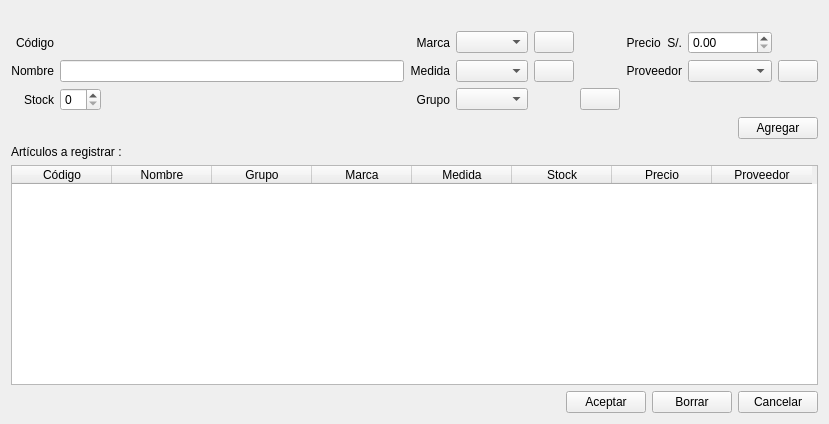
Above: ManagerM/ui_new_articulo.ui from janfranco27/TheProyect before the change. Below: the same form after it.
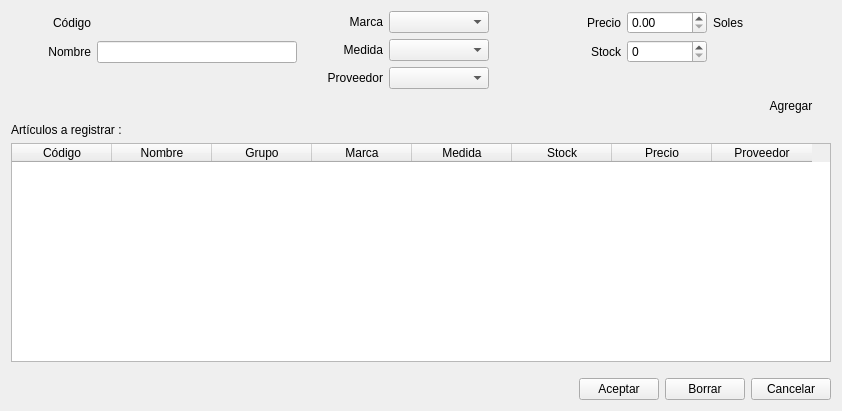
That is the form after the change. Icons and pictures are not drawn.

What changed in the file:
```diff
--- a/ManagerM/ui_new_articulo.ui
+++ b/ManagerM/ui_new_articulo.ui
@@ -9,10 +9,15 @@
    <rect>
     <x>0</x>
     <y>0</y>
-    <width>829</width>
-    <height>424</height>
+    <width>842</width>
+    <height>411</height>
    </rect>
   </property>
+  <property name="font">
+   <font>
+    <family>Segoe UI</family>
+   </font>
+  </property>
   <property name="windowTitle">
    <string>Nuevo Artículo</string>
   </property>
@@ -20,28 +25,36 @@
    <iconset resource="Icons.qrc">
     <normaloff>:/Iconos/Iconos/Tune-Up_Utilities.png</normaloff>:/Iconos/Iconos/Tune-Up_Utilities.png</iconset>
   </property>
-  <layout class="QGridLayout" name="gridLayout_2">
+  <layout class="QGridLayout" name="gridLayout_9">
    <item row="0" column="0">
-    <layout class="QHBoxLayout" name="horizontalLayout">
-     <item>
-      <spacer name="horizontalSpacer">
+    <layout class="QGridLayout" name="gridLayout_8">
+     <item row="0" column="0">
+      <layout class="QGridLayout" name="gridLayout_7">
+       <item row="0" column="0">
+        <widget class="QSplitter" name="splitter">
        <property name="orientation">
         <enum>Qt::Horizontal</enum>
        </property>
-       <property name="sizeHint" stdset="0">
-        <size>
-         <width>40</width>
-         <height>20</height>
-        </size>
-       </property>
-      </spacer>
-     </item>
-    </layout>
-   </item>
-   <item row="1" column="0">
-    <layout class="QGridLayout" name="gridLayout">
+         <widget class="QWidget" name="">
+          <layout class="QGridLayout" name="gridLayout_6">
+           <item row="0" column="0">
+            <layout class="QGridLayout" name="gridLayout_5">
+             <item row="0" column="0">
+              <layout class="QGridLayout" name="gridLayout_3">
      <item row="0" column="0">
       <widget class="QLabel" name="l_codigo_2">
+                 <property name="minimumSize">
+                  <size>
+                   <width>80</width>
+                   <height>0</height>
+                  </size>
+                 </property>
+                 <property name="maximumSize">
+                  <size>
+                   <width>80</width>
+                   <height>16777215</height>
+                  </size>
+                 </property>
        <property name="text">
         <string>Código</string>
        </property>
@@ -50,38 +63,45 @@
        </property>
       </widget>
      </item>
-     <item row="0" column="1" colspan="3">
+               <item row="0" column="1">
       <widget class="QLabel" name="l_codigoop">
+                 <property name="sizePolicy">
+                  <sizepolicy hsizetype="Fixed" vsizetype="Preferred">
+                   <horstretch>0</horstretch>
+                   <verstretch>0</verstretch>
+                  </sizepolicy>
+                 </property>
+                 <property name="minimumSize">
+                  <size>
+                   <width>200</width>
+                   <height>24</height>
+                  </size>
+                 </property>
+                 <property name="maximumSize">
+                  <size>
+                   <width>200</width>
+                   <height>16777215</height>
+                  </size>
+                 </property>
        <property name="text">
         <string/>
        </property>
       </widget>
      </item>
-     <item row="0" column="4">
-      <widget class="QLabel" name="l_marca_2">
-       <property name="text">
-        <string>Marca</string>
-       </property>
-       <property name="alignment">
-        <set>Qt::AlignRight|Qt::AlignTrailing|Qt::AlignVCenter</set>
-       </property>
-      </widget>
-     </item>
-     <item row="0" column="5">
-      <widget class="QComboBox" name="cb_marca"/>
-     </item>
-     <item row="0" column="9">
-      <widget class="QLabel" name="l_precio_2">
-       <property name="text">
-        <string>Precio  S/.</string>
-       </property>
-       <property name="alignment">
-        <set>Qt::AlignRight|Qt::AlignTrailing|Qt::AlignVCenter</set>
-       </property>
-      </widget>
-     </item>
      <item row="1" column="0">
       <widget class="QLabel" name="l_nombre_2">
+                 <property name="minimumSize">
+                  <size>
+                   <width>80</width>
+                   <height>0</height>
+                  </size>
+                 </property>
+                 <property name="maximumSize">
+                  <size>
+                   <width>80</width>
+                   <height>16777215</height>
+                  </size>
+                 </property>
        <property name="text">
         <string>Nombre</string>
        </property>
@@ -90,11 +110,98 @@
        </property>
       </widget>
      </item>
-     <item row="1" column="1" colspan="3">
-      <widget class="QLineEdit" name="le_nombre_2"/>
-     </item>
-     <item row="1" column="4">
+               <item row="1" column="1">
+                <widget class="QLineEdit" name="le_nombre_2">
+                 <property name="sizePolicy">
+                  <sizepolicy hsizetype="Fixed" vsizetype="Fixed">
+                   <horstretch>0</horstretch>
+                   <verstretch>0</verstretch>
+                  </sizepolicy>
+                 </property>
+                 <property name="minimumSize">
+                  <size>
+                   <width>200</width>
+                   <height>0</height>
+                  </size>
+                 </property>
+                 <property name="maximumSize">
+                  <size>
+                   <width>200</width>
+                   <height>16777215</height>
+                  </size>
+                 </property>
+                </widget>
+               </item>
+              </layout>
+             </item>
+             <item row="0" column="1" rowspan="2">
+              <layout class="QGridLayout" name="gridLayout">
+               <item row="0" column="0">
+                <widget class="QLabel" name="l_marca_2">
+                 <property name="minimumSize">
+                  <size>
+                   <width>80</width>
+                   <height>0</height>
+                  </size>
+                 </property>
+                 <property name="maximumSize">
+                  <size>
+                   <width>80</width>
+                   <height>16777215</height>
+                  </size>
+                 </property>
+                 <property name="text">
+                  <string>Marca</string>
+                 </property>
+                 <property name="alignment">
+                  <set>Qt::AlignRight|Qt::AlignTrailing|Qt::AlignVCenter</set>
+                 </property>
+                </widget>
+               </item>
+               <item row="0" column="1">
+                <widget class="QComboBox" name="cb_marca">
+                 <property name="minimumSize">
+                  <size>
+                   <width>100</width>
+                   <height>0</height>
+                  </size>
+                 </property>
+                 <property name="maximumSize">
+                  <size>
+                   <width>100</width>
+                   <height>16777215</height>
+                  </size>
+                 </property>
+                </widget>
+               </item>
+               <item row="0" column="2">
+                <widget class="QPushButton" name="btn_add_marca">
+                 <property name="text">
+                  <string/>
+                 </property>
+                 <property name="icon">
+                  <iconset resource="Icons.qrc">
+                   <normaloff>:/Iconos/Iconos/sq_plus.png</normaloff>:/Iconos/Iconos/sq_plus.png</iconset>
+                 </property>
+                 <property name="flat">
+                  <bool>true</bool>
+                 </property>
+                </widget>
+               </item>
+               <item row="1" column="0">
       <widget class="QLabel" name="l_medida_2">
+                 <property name="minimumSize">
+                  <size>
+                   <width>80</width>
+                   <height>0</height>
+                  </size>
+                 </property>
+                 <property name="maximumSize">
+                  <size>
+                   <width>80</width>
+                   <height>16777215</height>
+                  </size>
+                 </property>
        <property name="text">
         <string>Medida</string>
        </property>
@@ -103,11 +210,50 @@
        </property>
       </widget>
      </item>
-     <item row="1" column="5">
-      <widget class="QComboBox" name="cb_medida"/>
-     </item>
-     <item row="1" column="9">
+               <item row="1" column="1">
+                <widget class="QComboBox" name="cb_medida">
+                 <property name="minimumSize">
+                  <size>
+                   <width>100</width>
+                   <height>0</height>
+                  </size>
+                 </property>
+                 <property name="maximumSize">
+                  <size>
+                   <width>100</width>
+                   <height>16777215</height>
+                  </size>
+                 </property>
+                </widget>
+               </item>
+               <item row="1" column="2">
+                <widget class="QPushButton" name="btn_add_medida">
+                 <property name="text">
+                  <string/>
+                 </property>
+                 <property name="icon">
+                  <iconset resource="Icons.qrc">
+                   <normaloff>:/Iconos/Iconos/sq_plus.png</normaloff>:/Iconos/Iconos/sq_plus.png</iconset>
+                 </property>
+                 <property name="flat">
+                  <bool>true</bool>
+                 </property>
+                </widget>
+               </item>
+               <item row="2" column="0">
       <widget class="QLabel" name="label_2">
+                 <property name="minimumSize">
+                  <size>
+                   <width>80</width>
+                   <height>0</height>
+                  </size>
+                 </property>
+                 <property name="maximumSize">
+                  <size>
+                   <width>80</width>
+                   <height>16777215</height>
+                  </size>
+                 </property>
        <property name="text">
         <string>Proveedor</string>
        </property>
@@ -116,98 +262,174 @@
        </property>
       </widget>
      </item>
-     <item row="1" column="10">
-      <widget class="QComboBox" name="cb_proveedor"/>
-     </item>
-     <item row="1" column="11">
-      <widget class="QPushButton" name="btn_add_proveedor">
-       <property name="text">
-        <string/>
-       </property>
-       <property name="icon">
-        <iconset resource="Icons.qrc">
-         <normaloff>:/Iconos/Iconos/sq_plus.png</normaloff>:/Iconos/Iconos/sq_plus.png</iconset>
-       </property>
-      </widget>
-     </item>
-     <item row="2" column="2">
-      <spacer name="horizontalSpacer_5">
-       <property name="orientation">
-        <enum>Qt::Horizontal</enum>
-       </property>
-       <property name="sizeHint" stdset="0">
-        <size>
-         <width>40</width>
-         <height>20</height>
-        </size>
-       </property>
-      </spacer>
-     </item>
-     <item row="2" column="0">
-      <widget class="QLabel" name="l_stock_2">
-       <property name="text">
-        <string>Stock</string>
-       </property>
-       <property name="alignment">
-        <set>Qt::AlignRight|Qt::AlignTrailing|Qt::AlignVCenter</set>
-       </property>
-      </widget>
-     </item>
-     <item row="2" column="4">
-      <widget class="QLabel" name="l_grupo_2">
-       <property name="text">
-        <string>Grupo</string>
-       </property>
-       <property name="alignment">
-        <set>Qt::AlignRight|Qt::AlignTrailing|Qt::AlignVCenter</set>
-       </property>
-      </widget>
-     </item>
-     <item row="2" column="5">
-      <widget class="QComboBox" name="cb_grupo"/>
-     </item>
      <item row="2" column="1">
-      <widget class="QSpinBox" name="le_stock_2"/>
-     </item>
-     <item row="0" column="10">
+                <widget class="QComboBox" name="cb_proveedor">
+                 <property name="minimumSize">
+                  <size>
+                   <width>100</width>
+                   <height>0</height>
+                  </size>
+                 </property>
+                 <property name="maximumSize">
+                  <size>
+                   <width>100</width>
+                   <height>16777215</height>
+                  </size>
+                 </property>
+                </widget>
+               </item>
+               <item row="2" column="2">
+                <widget class="QPushButton" name="btn_add_proveedor">
+                 <property name="text">
+                  <string/>
+                 </property>
+                 <property name="icon">
+                  <iconset resource="Icons.qrc">
+                   <normaloff>:/Iconos/Iconos/sq_plus.png</normaloff>:/Iconos/Iconos/sq_plus.png</iconset>
+                 </property>
+                 <property name="flat">
+                  <bool>true</bool>
+                 </property>
+                </widget>
+               </item>
+              </layout>
+             </item>
+             <item row="0" column="2">
+              <layout class="QGridLayout" name="gridLayout_4">
+               <item row="0" column="0">
+                <widget class="QLabel" name="l_precio_2">
+                 <property name="minimumSize">
+                  <size>
+                   <width>80</width>
+                   <height>0</height>
+                  </size>
+                 </property>
+                 <property name="maximumSize">
+                  <size>
+                   <width>80</width>
+                   <height>16777215</height>
+                  </size>
+                 </property>
+                 <property name="text">
+                  <string>Precio</string>
+                 </property>
+                 <property name="alignment">
+                  <set>Qt::AlignRight|Qt::AlignTrailing|Qt::AlignVCenter</set>
+                 </property>
+                </widget>
+               </item>
+               <item row="0" column="1">
       <widget class="QDoubleSpinBox" name="le_precio_2">
+                 <property name="minimumSize">
+                  <size>
+                   <width>80</width>
+                   <height>0</height>
+                  </size>
+                 </property>
+                 <property name="maximumSize">
+                  <size>
+                   <width>80</width>
+                   <height>16777215</height>
+                  </size>
+                 </property>
        <property name="maximum">
         <double>100000000.000000000000000</double>
        </property>
       </widget>
      </item>
-     <item row="2" column="7">
-      <widget class="QPushButton" name="btn_add_grupo">
+               <item row="1" column="0">
+                <widget class="QLabel" name="l_stock_2">
+                 <property name="minimumSize">
+                  <size>
+                   <width>80</width>
+                   <height>0</height>
+                  </size>
+                 </property>
+                 <property name="maximumSize">
+                  <size>
+                   <width>80</width>
+                   <height>16777215</height>
+                  </size>
+                 </property>
        <property name="text">
-        <string/>
-       </property>
-      </widget>
-     </item>
-     <item row="0" column="6">
-      <widget class="QPushButton" name="btn_add_marca">
-       <property name="text">
-        <string/>
-       </property>
-       <property name="icon">
-        <iconset resource="Icons.qrc">
-         <normaloff>:/Iconos/Iconos/sq_plus.png</normaloff>:/Iconos/Iconos/sq_plus.png</iconset>
+                  <string>Stock</string>
+                 </property>
+                 <property name="alignment">
+                  <set>Qt::AlignRight|Qt::AlignTrailing|Qt::AlignVCenter</set>
+                 </property>
+                </widget>
+               </item>
+               <item row="1" column="1">
+                <widget class="QSpinBox" name="le_stock_2">
+                 <property name="minimumSize">
+                  <size>
+                   <width>80</width>
+                   <height>0</height>
+                  </size>
+                 </property>
+                 <property name="maximumSize">
+                  <size>
+                   <width>80</width>
+                   <height>16777215</height>
+                  </size>
        </property>
       </widget>
      </item>
-     <item row="1" column="6">
-      <widget class="QPushButton" name="btn_add_medida">
+               <item row="0" column="2">
+                <widget class="QLabel" name="label">
        <property name="text">
-        <string/>
-       </property>
-       <property name="icon">
-        <iconset resource="Icons.qrc">
-         <normaloff>:/Iconos/Iconos/sq_plus.png</normaloff>:/Iconos/Iconos/sq_plus.png</iconset>
-       </property>
+                  <string>Soles</string>
+                 </property>
       </widget>
      </item>
     </layout>
    </item>
-   <item row="2" column="0">
+             <item row="1" column="0">
+              <spacer name="verticalSpacer">
+               <property name="orientation">
+                <enum>Qt::Vertical</enum>
+               </property>
+               <property name="sizeHint" stdset="0">
+                <size>
+                 <width>20</width>
+                 <height>13</height>
+                </size>
+               </property>
+              </spacer>
+             </item>
+             <item row="1" column="2">
+              <spacer name="verticalSpacer_2">
+               <property name="orientation">
+                <enum>Qt::Vertical</enum>
+               </property>
+               <property name="sizeHint" stdset="0">
+                <size>
+                 <width>20</width>
+                 <height>13</height>
+                </size>
+               </property>
+              </spacer>
+             </item>
+            </layout>
+           </item>
+           <item row="0" column="1">
+            <spacer name="horizontalSpacer">
+             <property name="orientation">
+              <enum>Qt::Horizontal</enum>
+             </property>
+             <property name="sizeHint" stdset="0">
+              <size>
+               <width>40</width>
+               <height>20</height>
+              </size>
+             </property>
+            </spacer>
+           </item>
+          </layout>
+         </widget>
+        </widget>
+       </item>
+       <item row="1" column="0">
     <layout class="QHBoxLayout" name="horizontalLayout_2">
      <item>
       <spacer name="horizontalSpacer_3">
@@ -227,21 +449,36 @@
        <property name="text">
         <string>Agregar</string>
        </property>
+           <property name="icon">
+            <iconset resource="Icons.qrc">
+             <normaloff>:/Iconos/Iconos/download.png</normaloff>:/Iconos/Iconos/download.png</iconset>
+           </property>
+           <property name="flat">
+            <bool>true</bool>
+           </property>
       </widget>
      </item>
     </layout>
    </item>
-   <item row="3" column="0">
-    <layout class="QVBoxLayout" name="verticalLayout">
-     <item>
+      </layout>
+     </item>
+     <item row="1" column="0">
+      <layout class="QGridLayout" name="gridLayout_2">
+       <item row="0" column="0">
       <widget class="QLabel" name="l_resultado_2">
        <property name="text">
         <string>Artículos a registrar :</string>
        </property>
       </widget>
      </item>
-     <item>
+       <item row="1" column="0">
       <widget class="QTableWidget" name="tableWidget">
+         <property name="minimumSize">
+          <size>
+           <width>820</width>
+           <height>0</height>
+          </size>
+         </property>
        <property name="editTriggers">
         <set>QAbstractItemView::NoEditTriggers</set>
        </property>
@@ -293,7 +530,25 @@
        </column>
       </widget>
      </item>
-     <item>
+      </layout>
+     </item>
+     <item row="2" column="0">
+      <spacer name="verticalSpacer_3">
+       <property name="orientation">
+        <enum>Qt::Vertical</enum>
+       </property>
+       <property name="sizeType">
+        <enum>QSizePolicy::Fixed</enum>
+       </property>
+       <property name="sizeHint" stdset="0">
+        <size>
+         <width>20</width>
+         <height>10</height>
+        </size>
+       </property>
+      </spacer>
+     </item>
+     <item row="3" column="0">
       <layout class="QHBoxLayout" name="horizontalLayout_3">
        <item>
         <spacer name="horizontalSpacer_4">
```
Left out of the diff: 1 changed line with no effect on the pictures. Lines whose indentation alone changed are shown as unchanged.
